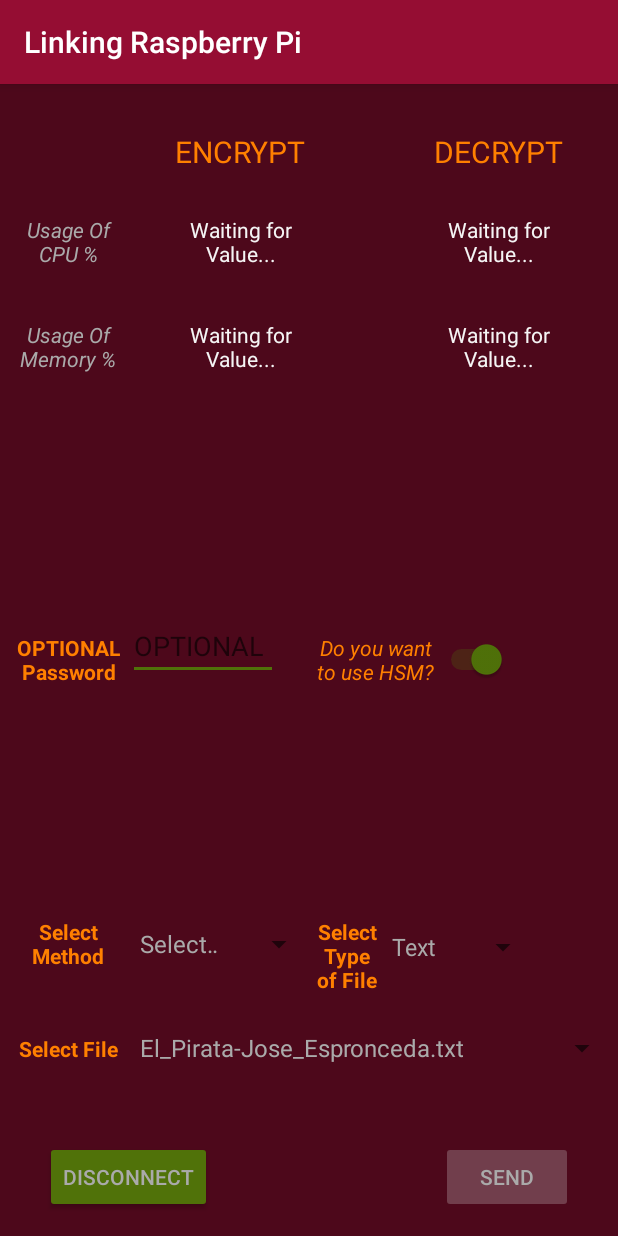
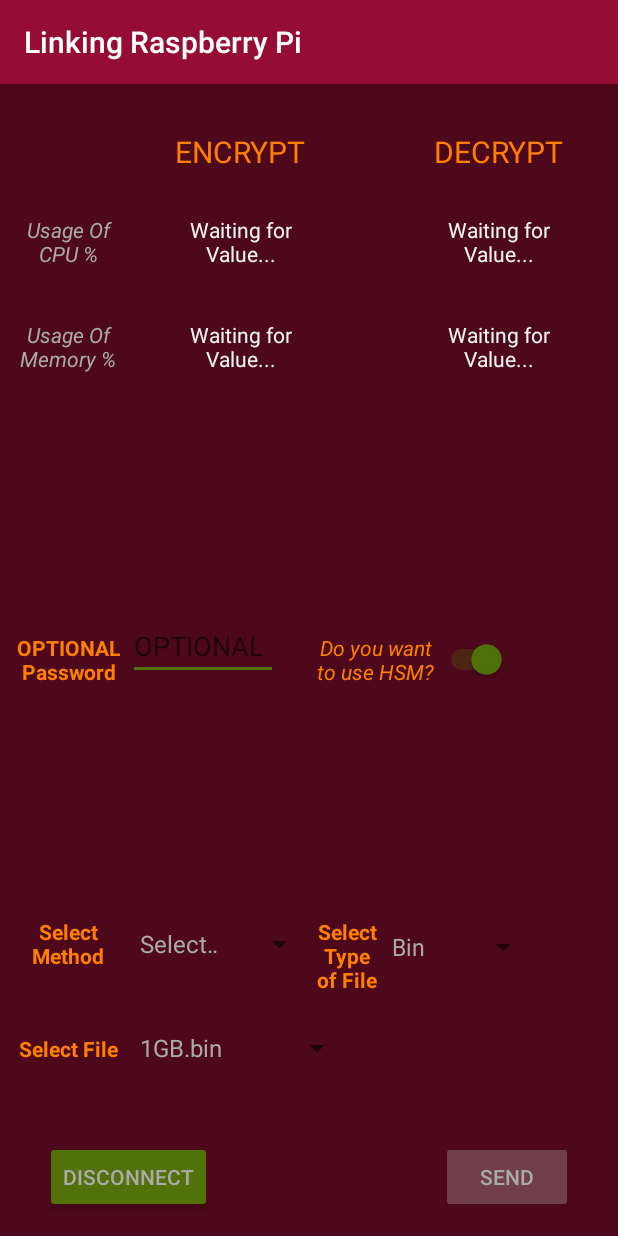
Before and after one commit to Joan95/TFG, an Android app: the LinkingRaspberryPi screen opened directly, with no data from a screen before it, on a phone screen of 412 x 824 dp. Run offline under Robolectric (Android 15) with nearby library versions, the phone set to English and light mode, and no system bars; network calls fail; 6 statements that could not run were skipped.

```diff
--- a/RaspberryPiAndroidCryptosystem/app/src/main/java/com/example/joan/raspberrypiandroidcryptosystem/LinkingRaspberryPi.java
+++ b/RaspberryPiAndroidCryptosystem/app/src/main/java/com/example/joan/raspberrypiandroidcryptosystem/LinkingRaspberryPi.java
@@ -97,6 +97,7 @@ public class LinkingRaspberryPi extends AppCompatActivity
         final List<String> textList = Arrays.asList(res.getStringArray(R.array.text_array));
         final List<String> videoList = Arrays.asList(res.getStringArray(R.array.video_array));
         final List<String> audioList = Arrays.asList(res.getStringArray(R.array.audio_array));
+        final List<String> binList = Arrays.asList(res.getStringArray(R.array.bin_array));
 
 
         sendButton.setOnClickListener(new View.OnClickListener()
@@ -169,6 +170,12 @@ public class LinkingRaspberryPi extends AppCompatActivity
 
                 if (value.equals("Video")) {
                     auxAdapter = new ArrayAdapter<>(LinkingRaspberryPi.this, android.R.layout.simple_spinner_item, videoList);
+                    auxAdapter.setDropDownViewResource(android.R.layout.simple_spinner_dropdown_item);
+                    spinnerFile.setAdapter(auxAdapter);
+                }
+
+                if (value.equals("Bin")) {
+                    auxAdapter = new ArrayAdapter<String>(LinkingRaspberryPi.this, android.R.layout.simple_spinner_item, binList);
                     auxAdapter.setDropDownViewResource(android.R.layout.simple_spinner_dropdown_item);
                     spinnerFile.setAdapter(auxAdapter);
                 }
--- a/RaspberryPiAndroidCryptosystem/app/src/main/res/values/strings.xml
+++ b/RaspberryPiAndroidCryptosystem/app/src/main/res/values/strings.xml
@@ -29,6 +29,7 @@
     <string name="decrypting">Decrypting...</string>
 
     <string-array name="type_file">
+        <item>Bin</item>
         <item>Text</item>
         <item>Audio</item>
         <item>Video</item>
@@ -65,6 +66,11 @@
         <item>Eric_Johnson_Cliffs_Of_Dover.mp3</item>
     </string-array>
 
+    <string-array name="bin_array">
+        <item>1GB.bin</item>
+        <item>10GB.bin</item>
+    </string-array>
+
     <string-array name="text_array">
         <item>El_Pirata-Jose_Espronceda.txt</item>
         <item>El_Cuervo-Edgar_Allan_Poe.txt</item>
```
